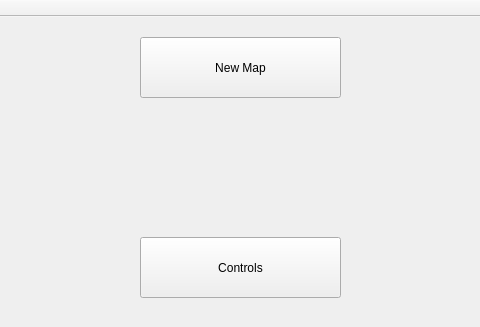
First picture: the form in ProjectHiawatha/mainwindow.ui, repository Alex-BusNet/ProjectHiawatha, before the edit; both pictures show x 170 to 650 and y 0 to 327 of the 855 by 662 pixel window.
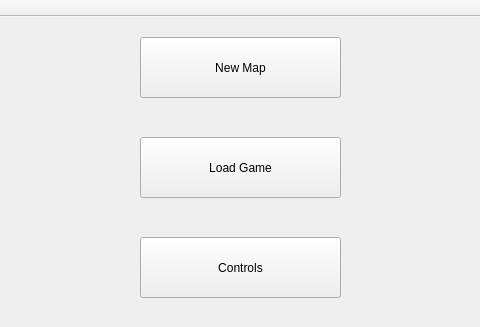
Second picture: the form after the edit. Icons and pictures are not drawn.

Commit message: Save/Load game functionality now fully works.

What changed in the file:
```diff
--- a/ProjectHiawatha/mainwindow.ui
+++ b/ProjectHiawatha/mainwindow.ui
@@ -154,6 +154,19 @@
      <string>Controls</string>
     </property>
    </widget>
+   <widget class="QPushButton" name="loadGame">
+    <property name="geometry">
+     <rect>
+      <x>310</x>
+      <y>120</y>
+      <width>201</width>
+      <height>61</height>
+     </rect>
+    </property>
+    <property name="text">
+     <string>Load Game</string>
+    </property>
+   </widget>
    <zorder>mainBackground</zorder>
    <zorder>menuButtonBorder</zorder>
    <zorder>newMap</zorder>
```
Left out of the diff: 1 changed line with no effect on the pictures. The commit also changes 13 other files.
